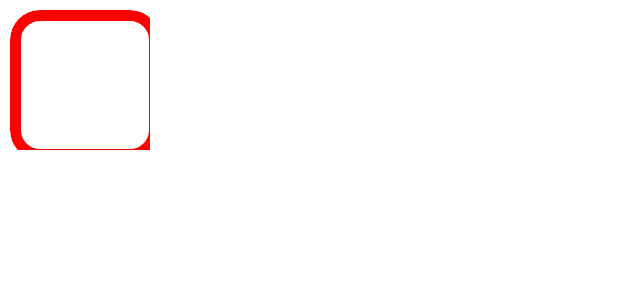
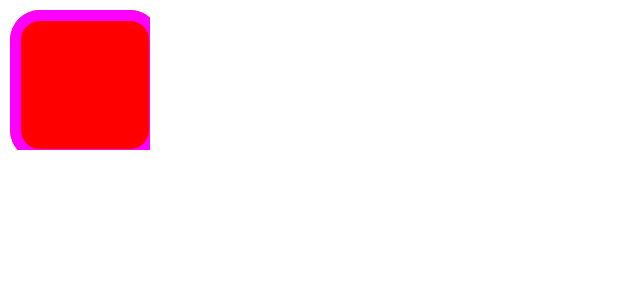
Before and after one commit to Bart2000/StackCabinet, an Android app built with Jetpack Compose: the @Preview function PreviewCabinetCompose, on a phone screen of 412 x 824 dp. Shown: the top 300 px of the screen. Run offline under Robolectric (Android 15) with nearby library versions, the phone set to English and light mode, and no system bars.

Commit message:
Added double Click to Cabinet, and keep the UI state

```diff
--- a/App/app/src/main/java/com/floppa/stackcabinet/models/Cabinet.kt
+++ b/App/app/src/main/java/com/floppa/stackcabinet/models/Cabinet.kt
@@ -10,7 +10,8 @@ abstract class Cabinet(
     var visited: Boolean = false,
     var dir: Direction? = null,
     var isBase: Boolean = false,
-    var color: Color = Color.Red,
+    var cabinetColor: Color = Color.Red,
+    var ledColor: Color = Color.Blue,
     val vectors: List<IntArray> = listOf(intArrayOf(0, 1),
         intArrayOf(1, 0),
         intArrayOf(0, -1),
--- a/App/app/src/main/java/com/floppa/stackcabinet/models/cabinets/Square.kt
+++ b/App/app/src/main/java/com/floppa/stackcabinet/models/cabinets/Square.kt
@@ -21,7 +21,7 @@ class Square : Cabinet() {
     override fun toString(): String {
 
         val builder = StringBuilder()
-        builder.append("Square: id: $id\n")
+        builder.append("Square: id: $id, X: $x, Y: $y")
         adjacent?.forEach {
             builder.append(it?.id)
         }
--- a/App/app/src/main/java/com/floppa/stackcabinet/navigation/NavHost.kt
+++ b/App/app/src/main/java/com/floppa/stackcabinet/navigation/NavHost.kt
@@ -18,12 +18,14 @@ import com.floppa.stackcabinet.ui.BootCompose
 import com.floppa.stackcabinet.ui.ComponentsCompose
 import com.floppa.stackcabinet.ui.GridCompose
 import com.floppa.stackcabinet.ui.SetupCompose
+import com.floppa.stackcabinet.ui.viewmodel.GridViewModel
 import com.floppa.stackcabinet.ui.viewmodel.SetupViewModel
 
 @Composable
 fun CompanionNavHost() {
     val navController = rememberNavController()
     val context = LocalContext.current
+    val viewModel: GridViewModel = hiltViewModel()
     NavHost(
         navController = navController,
         startDestination = Screens.Boot.route
@@ -60,7 +62,7 @@ fun CompanionNavHost() {
                 Column(modifier = Modifier.padding(it)) {
                     GridCompose(
                         navController = navController,
-                        viewModel = hiltViewModel())
+                        viewModel = viewModel)
                 }
             }
         }
@@ -70,7 +72,7 @@ fun CompanionNavHost() {
                 Column(modifier = Modifier.padding(it)) {
                     ComponentsCompose(
                         navController = navController,
-                        viewModel = hiltViewModel())
+                        viewModel = viewModel)
                 }
             }
         }
--- a/App/app/src/main/java/com/floppa/stackcabinet/ui/shared/Elements.kt
+++ b/App/app/src/main/java/com/floppa/stackcabinet/ui/shared/Elements.kt
@@ -41,23 +41,25 @@ fun Modifier.place(x: Int, y: Int) = layout { measurable, constraints ->
 @Composable
 fun PreviewCabinetCompose() {
     CabinetCompose(borderColor = Color.Magenta,
-        backgroundColor = null,
+        backgroundColor = Color.Red,
         x = 10,
         y = 10,
         onClick = { println("click") },
-        onLongClink = { println(" Long click") }) {
+        onLongClink = { println(" Long click") },
+        onDoubleClick = { println(" Double click") }) {
     }
 }
 
 @OptIn(ExperimentalFoundationApi::class)
 @Composable
 fun CabinetCompose(
-    borderColor: Color?,
-    backgroundColor: Color?,
+    borderColor: Color,
+    backgroundColor: Color,
     x: Int,
     y: Int,
     onClick: () -> Unit,
     onLongClink: () -> Unit,
+    onDoubleClick: () -> Unit,
     content: @Composable () -> Unit,
 ) {
     Box(Modifier
@@ -67,15 +69,16 @@ fun CabinetCompose(
             modifier = Modifier
                 .size(100.dp)
                 .clip(RoundedCornerShape(20.dp))
-                .background(backgroundColor ?: Color.Transparent)
+                .background(backgroundColor)
                 .border(
-                    7.dp,
-                    Color.Red,
+                    width = 7.dp,
+                    color = borderColor,
                     shape = RoundedCornerShape(20.dp),
                 )
                 .combinedClickable(
                     onClick = { onClick() },
-                    onLongClick = { onLongClink() }
+                    onLongClick = { onLongClink() },
+                    onDoubleClick = { onDoubleClick() }
                 )
         ) {
             CenterElement {
```
Also changed, not shown: App/app/src/main/java/com/floppa/stackcabinet/ui/GridCompose.kt (+20 -24 lines), App/app/src/main/java/com/floppa/stackcabinet/ui/viewmodel/GridViewModel.kt (+26 -5 lines), 1 other file.
